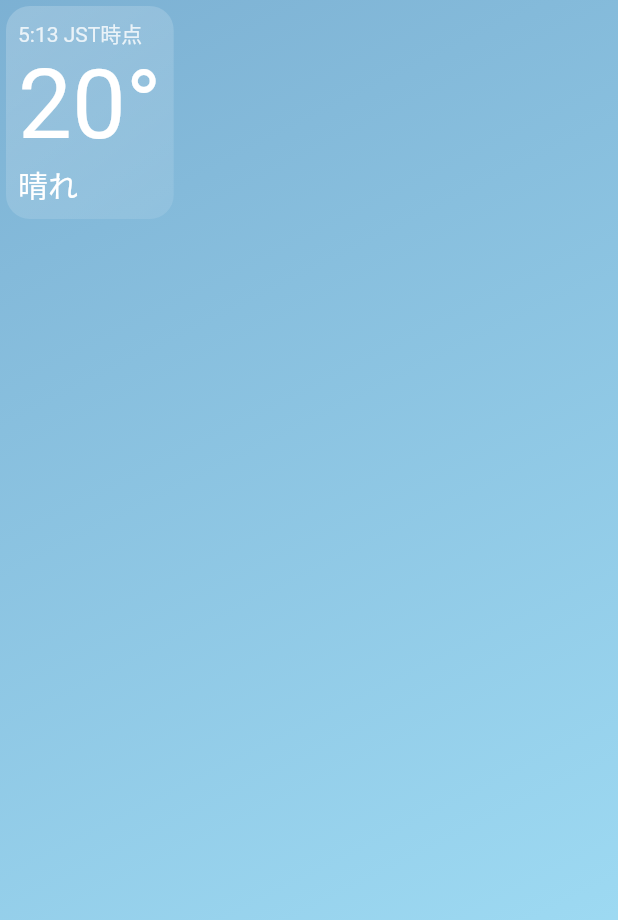
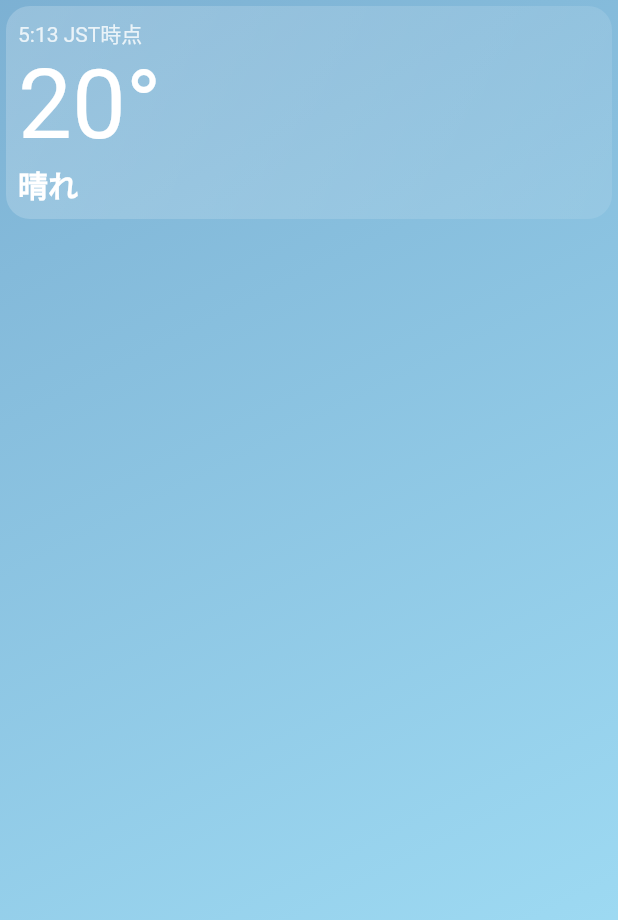
Before and after one commit to K-shir0/AJISAI, a Flutter app: the screen it shows after launch, on a phone screen of 412 x 824 dp. Shown: the top 920 px of the screen. Run offline on Flutter 3.47's test engine with Material 2 defaults, Android fonts, the phone set to English and light mode, and no system bars; our stand-ins replace flutter_hooks, freezed_annotation, hooks_riverpod, responsive_framework, responsive_grid; generated files the repository leaves out were written again.

Commit message:
feat: 外観を調整

```diff
--- a/lib/app.dart
+++ b/lib/app.dart
@@ -14,12 +14,14 @@ class App extends HookWidget {
       ),
       onGenerateRoute: (settings) {
         if (settings.name == '/') {
-          return MaterialPageRoute(builder: (context) => WeatherDashboardPage());
+          return MaterialPageRoute(
+              builder: (context) => WeatherDashboardPage());
         }
 
         // Default Routing
         return MaterialPageRoute(
-            builder: (context) => const MyHomePage(title: 'Flutter Demo Home Page Default'));
+            builder: (context) =>
+                const MyHomePage(title: 'Flutter Demo Home Page Default'));
       },
     );
   }
--- a/lib/main.dart
+++ b/lib/main.dart
@@ -1,7 +1,12 @@
 import 'package:flutter/material.dart';
+import 'package:hooks_riverpod/hooks_riverpod.dart';
 
 import 'app.dart';
 
 void main() {
-  runApp(App());
+  runApp(
+    ProviderScope(
+      child: App(),
+    ),
+  );
 }
--- a/lib/pagaes/weather_dashboard.dart
+++ b/lib/pagaes/weather_dashboard.dart
@@ -1,12 +1,17 @@
 import 'dart:convert';
 
-import 'package:ajisai/providers/weather.dart';
 import 'package:ajisai/providers/weather_state.dart';
-import 'package:dio/dio.dart';
 import 'package:flutter/material.dart';
 import 'package:flutter_hooks/flutter_hooks.dart';
+import 'package:hooks_riverpod/hooks_riverpod.dart';
+import 'package:responsive_framework/responsive_wrapper.dart';
+import 'package:responsive_grid/responsive_grid.dart';
 
 class WeatherDashboardPage extends HookWidget {
+  final weatherStateNotifier =
+      StateNotifierProvider<WeatherStateNotifier, WeatherState>(
+    (refs) => WeatherStateNotifier(),
+  );
 
   final testJson = '''
   [{"_id":"60ae4f00916286ba94583a7d","altitude":18,"createdat":"2021-05-26T22:37:04.563+09:00","humidity":102400,"pressure":25905076,"rain":0.077,"soilmoisture":373,"soiltemperature":-6,"temperature":2267,"updatedat":"2021-05-26T22:37:04.563+09:00","winddirection":"NE","windspeed":0}]
@@ -14,6 +19,7 @@ class WeatherDashboardPage extends HookWidget {
 
   @override
   Widget build(BuildContext context) {
+    useEffect(() {
       // ignore: prefer_function_declarations_over_variables
       final test = () async {
         try {
@@ -26,6 +32,9 @@ class WeatherDashboardPage extends HookWidget {
       };
 
       test();
+    }, []);
+
+    final provider = useProvider(weatherStateNotifier);
 
     return Scaffold(
       body: Stack(
@@ -46,52 +55,78 @@ class WeatherDashboardPage extends HookWidget {
               ),
             ),
           ),
-          Column(
+          ResponsiveGridRow(children: [
+            ResponsiveGridCol(
+              lg: 2,
+              child: Container(),
+            ),
+            ResponsiveGridCol(
+              lg: 8,
+              child: ResponsiveGridRow(
                 children: [
-              Padding(
-                padding: const EdgeInsets.all(4.0),
-                child: GlassBox(
+                  // ここに要素
+                  topInformationFrame(
+                    GlassBox(
                       child: Padding(
                         padding: const EdgeInsets.all(8.0),
-                    child: Column(
+                        child: topInformation(),
+                      ),
+                    ),
+                  ),
+                ],
+              ),
+            ),
+          ]),
+        ],
+      ),
+    );
+  }
+
+  ResponsiveGridCol topInformationFrame(Widget child) {
+    return ResponsiveGridCol(
+      child: Padding(padding: const EdgeInsets.all(4.0), child: child),
+    );
+  }
+
+  Widget topInformation() {
+    return Row(
+      children: [
+        Column(
           mainAxisSize: MainAxisSize.min,
           crossAxisAlignment: CrossAxisAlignment.start,
           children: [
             Text(
               "5:13 JST時点",
-                          style:
-                              TextStyle(color: Colors.white.withOpacity(0.8)),
+              style: TextStyle(color: Colors.white.withOpacity(0.8)),
             ),
             const Text("20°",
-                            style:
-                                TextStyle(color: Colors.white, fontSize: 64)),
+                style: TextStyle(color: Colors.white, fontSize: 64)),
             const Text("晴れ",
-                            style:
-                                TextStyle(color: Colors.white, fontSize: 20)),
-                      ],
-                    ),
-                  ),
-                ),
-              ),
+                style: TextStyle(
+                    color: Colors.white,
+                    fontSize: 20,
+                    fontWeight: FontWeight.bold)),
           ],
         ),
       ],
-      ),
     );
   }
 }
 
 class GlassBox extends StatelessWidget {
   final Widget? child;
+  final bool isNormal;
 
-  const GlassBox({this.child});
+  const GlassBox({this.child, this.isNormal = false});
 
   @override
   Widget build(BuildContext context) {
     return Container(
       decoration: BoxDecoration(
+        color: isNormal ? Colors.white : null,
         borderRadius: BorderRadius.circular(16.0),
-        gradient: LinearGradient(
+        gradient: !isNormal
+            ? LinearGradient(
                 begin: Alignment.topLeft,
                 end: Alignment.bottomRight,
                 colors: [
@@ -99,7 +134,8 @@ class GlassBox extends StatelessWidget {
                   Colors.white.withOpacity(0.1),
                 ],
                 stops: [0.0, 1.0],
-        ),
+              )
+            : null,
       ),
       child: child,
     );
--- a/pubspec.yaml
+++ b/pubspec.yaml
@@ -34,6 +34,8 @@ dependencies:
   riverpod: ^0.14.0+3
   flutter_state_notifier: ^0.7.0
   dio: ^4.0.0
+  responsive_grid: ^2.0.0
+  responsive_framework: ^0.1.0
 
 dev_dependencies:
   flutter_test:
```
Also changed, not shown: pubspec.lock. Lines whose indentation alone changed are shown as unchanged.
